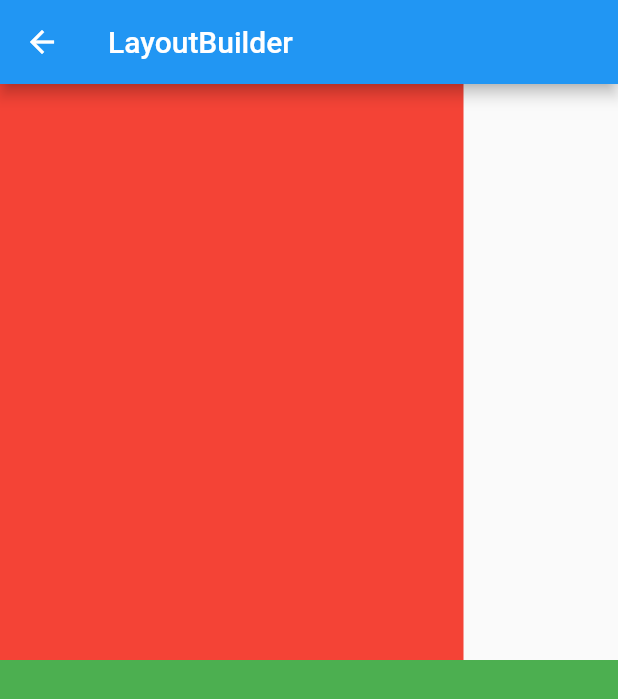
After one commit to jdaibello/academia-do-flutter-modulos-flutter, a Flutter app: the LayoutBuilderPage screen opened by its route, on a phone screen of 412 x 824 dp. The commit adds this screen. Shown: the top 699 px of the screen. Run offline on Flutter 3.47's test engine with Material 2 defaults, Android fonts, the phone set to English and light mode, and no system bars; our stand-ins replace device_preview.

Commit message:
feat: add LayoutBuilder

```diff
--- a/flutter_primeiro_projeto/lib/main.dart
+++ b/flutter_primeiro_projeto/lib/main.dart
@@ -3,13 +3,14 @@
 import 'package:flutter/material.dart';
 import 'package:flutter_primeiro_projeto/pages/container/container_page.dart';
 import 'package:flutter_primeiro_projeto/pages/home/home_page.dart';
+import 'package:flutter_primeiro_projeto/pages/layout_builder/layout_builder_page.dart';
 import 'package:flutter_primeiro_projeto/pages/media_query/media_query_page.dart';
 import 'package:flutter_primeiro_projeto/pages/rows_columns/rows_columns_page.dart';
 
 void main() {
   runApp(
     DevicePreview(
-      enabled: !kReleaseMode,
+      enabled: false,
       builder: (_) => const MyApp(),
     ),
   );
@@ -32,6 +33,7 @@
         '/container': (_) => const ContainerPage(),
         '/rows_columns': (_) => const RowsColumnsPage(),
         '/media_query': (_) => const MediaQueryPage(),
+        '/layout_builder': (_) => const LayoutBuilderPage(),
       },
     );
   }
--- a/flutter_primeiro_projeto/lib/pages/home/home_page.dart
+++ b/flutter_primeiro_projeto/lib/pages/home/home_page.dart
@@ -1,6 +1,11 @@
 import 'package:flutter/material.dart';
 
-enum PopupMenuPages { container, rowsColumns, mediaQuery }
+enum PopupMenuPages {
+  container,
+  rowsColumns,
+  mediaQuery,
+  layoutBuilder,
+}
 
 class HomePage extends StatelessWidget {
   const HomePage({Key? key}) : super(key: key);
@@ -26,6 +31,9 @@
                 case PopupMenuPages.mediaQuery:
                   Navigator.of(context).pushNamed('/media_query');
                   break;
+                case PopupMenuPages.layoutBuilder:
+                  Navigator.of(context).pushNamed('/layout_builder');
+                  break;
               }
             },
             itemBuilder: (BuildContext context) {
@@ -42,6 +50,10 @@
                   value: PopupMenuPages.mediaQuery,
                   child: Text('MediaQuery'),
                 ),
+                const PopupMenuItem<PopupMenuPages>(
+                  value: PopupMenuPages.layoutBuilder,
+                  child: Text('LayoutBuilder'),
+                ),
               ];
             },
           ),
--- /dev/null
+++ b/flutter_primeiro_projeto/lib/pages/layout_builder/layout_builder_page.dart
@@ -0,0 +1,35 @@
+import 'package:flutter/material.dart';
+
+class LayoutBuilderPage extends StatelessWidget {
+  const LayoutBuilderPage({Key? key}) : super(key: key);
+
+  @override
+  Widget build(BuildContext context) {
+    return Scaffold(
+      appBar: AppBar(
+        title: const Text('LayoutBuilder'),
+      ),
+      body: Center(
+        child: LayoutBuilder(
+          builder: (context, constraints) {
+            return Column(
+              crossAxisAlignment: CrossAxisAlignment.start,
+              children: [
+                Container(
+                  color: Colors.red,
+                  width: constraints.maxWidth * .75,
+                  height: constraints.maxHeight * .5,
+                ),
+                Container(
+                  color: Colors.green,
+                  width: constraints.maxWidth,
+                  height: constraints.maxHeight * .5,
+                ),
+              ],
+            );
+          },
+        ),
+      ),
+    );
+  }
+}
```
